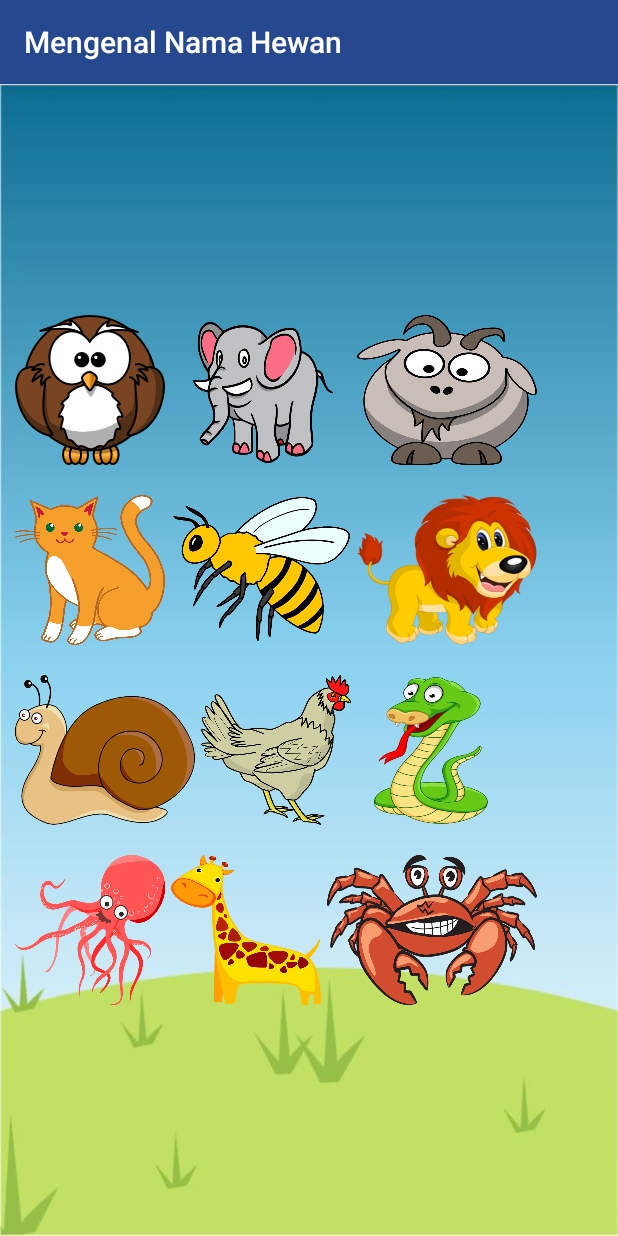
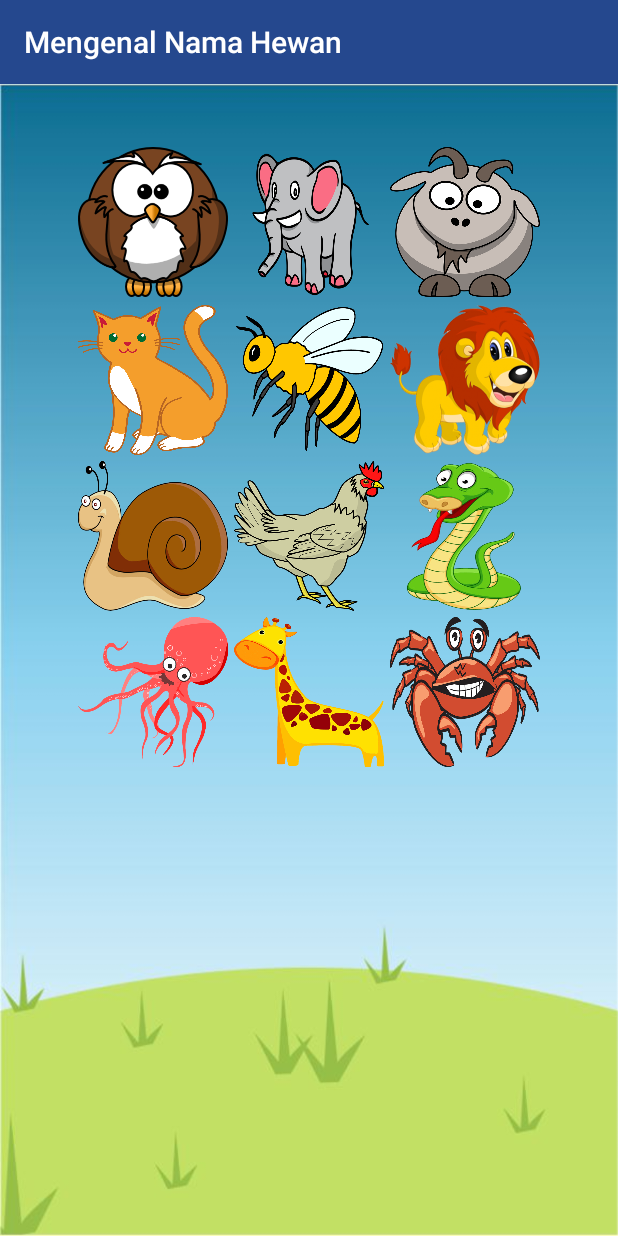
Before and after one commit to BonifasiusWahyu/UAS-15670005, an Android app: the screen it shows after launch (MainActivity), after a tap on an icon or button, on a phone screen of 412 x 824 dp. Run offline under Robolectric (Android 15) with nearby library versions, the phone set to English and light mode, and no system bars.

Commit message:
commit pertama

```diff
--- a/app/src/main/AndroidManifest.xml
+++ b/app/src/main/AndroidManifest.xml
@@ -21,8 +21,11 @@
                 <category android:name="android.intent.category.LAUNCHER" />
             </intent-filter>
         </activity>
-        <activity android:name=".FirstActivity" />
-        <activity android:name=".MainActivity"></activity>
+        <activity
+            android:name=".FirstActivity"
+            android:theme="@style/AppTheme.NoActionBar" />
+        <activity android:name=".MainActivity" />
+        <activity android:name=".MusikActivity"></activity>
     </application>
 
 </manifest>
--- a/app/src/main/java/com/example/boni/boniuts/FirstActivity.java
+++ b/app/src/main/java/com/example/boni/boniuts/FirstActivity.java
@@ -4,12 +4,17 @@ import android.content.Intent;
 import android.support.v7.app.AppCompatActivity;
 import android.os.Bundle;
 import android.view.View;
+import android.view.Window;
+import android.view.WindowManager;
 
 public class FirstActivity extends AppCompatActivity {
 
     @Override
     protected void onCreate(Bundle savedInstanceState) {
         super.onCreate(savedInstanceState);
+        this.requestWindowFeature(Window.FEATURE_NO_TITLE);
+        getWindow().setFlags(WindowManager.LayoutParams.FLAG_FULLSCREEN,
+                WindowManager.LayoutParams.FLAG_FULLSCREEN);
         setContentView(R.layout.activity_first);
     }
 
--- a/app/src/main/res/layout/activity_main.xml
+++ b/app/src/main/res/layout/activity_main.xml
@@ -1,5 +1,5 @@
 <?xml version="1.0" encoding="utf-8"?>
-<ScrollView xmlns:android="http://schemas.android.com/apk/res/android"
+<RelativeLayout xmlns:android="http://schemas.android.com/apk/res/android"
     xmlns:app="http://schemas.android.com/apk/res-auto"
     xmlns:tools="http://schemas.android.com/tools"
     android:layout_width="match_parent"
@@ -9,35 +9,36 @@
 
     <LinearLayout
         android:layout_width="match_parent"
-        android:layout_height="match_parent"
-        android:orientation="vertical"
-        android:layout_gravity="center">
-
-        <LinearLayout
-            android:layout_width="match_parent"
-            android:layout_height="match_parent"
-            android:orientation="horizontal"
-            android:layout_margin="8dp">
+        android:layout_height="wrap_content"
+        android:layout_marginLeft="3dp"
+        android:layout_marginRight="3dp"
+        android:layout_marginBottom="1dp"
+        android:layout_marginTop="40dp"
+        android:gravity="center_horizontal"
+        android:id="@+id/linearLayout">
 
             <Button
                 android:layout_width="100dp"
                 android:layout_height="100dp"
+                android:scaleType="fitCenter"
                 android:id="@+id/burunghantu"
                 android:background="@drawable/burunghantu"
                 android:layout_margin="2dp">
             </Button>
 
             <Button
-                android:layout_width="120dp"
+                android:layout_width="100dp"
                 android:layout_height="100dp"
+                android:scaleType="fitCenter"
                 android:id="@+id/gajah"
                 android:background="@drawable/gajah"
                 android:layout_margin="2dp">
             </Button>
 
             <Button
-                android:layout_width="120dp"
+                android:layout_width="100dp"
                 android:layout_height="100dp"
+                android:scaleType="fitCenter"
                 android:id="@+id/kambing"
                 android:background="@drawable/kambing"
                 android:layout_margin="2dp">
@@ -47,29 +48,37 @@
 
     <LinearLayout
         android:layout_width="match_parent"
-            android:layout_height="match_parent"
-            android:orientation="horizontal"
-            android:layout_margin="8dp">
+        android:layout_height="wrap_content"
+        android:layout_centerVertical="true"
+        android:layout_alignParentLeft="true"
+        android:layout_alignParentStart="true"
+        android:layout_below="@+id/linearLayout"
+        android:id="@+id/linearLayout2"
+        android:gravity="center_horizontal"
+        >
 
             <Button
                 android:layout_width="100dp"
                 android:layout_height="100dp"
+                android:scaleType="fitCenter"
                 android:id="@+id/kucing"
                 android:background="@drawable/kucing"
                 android:layout_margin="2dp">
             </Button>
 
             <Button
-                android:layout_width="120dp"
+                android:layout_width="100dp"
                 android:layout_height="100dp"
+                android:scaleType="fitCenter"
                 android:id="@+id/lebah"
                 android:background="@drawable/lebah"
                 android:layout_margin="2dp">
             </Button>
 
             <Button
-                android:layout_width="120dp"
+                android:layout_width="100dp"
                 android:layout_height="100dp"
+                android:scaleType="fitCenter"
                 android:id="@+id/singa"
                 android:background="@drawable/singa"
                 android:layout_margin="2dp">
@@ -78,14 +87,19 @@
         </LinearLayout>
 
     <LinearLayout
+        android:id="@+id/linearLayout3"
         android:layout_width="match_parent"
-            android:layout_height="match_parent"
-            android:orientation="horizontal"
-            android:layout_margin="8dp">
+        android:layout_height="wrap_content"
+        android:layout_centerVertical="true"
+        android:layout_alignParentLeft="true"
+        android:layout_alignParentStart="true"
+        android:layout_below="@+id/linearLayout2"
+        android:gravity="center_horizontal">
 
             <Button
-                android:layout_width="120dp"
+                android:layout_width="100dp"
                 android:layout_height="100dp"
+                android:scaleType="fitCenter"
                 android:id="@+id/siput"
                 android:background="@drawable/siput"
                 android:layout_margin="2dp">
@@ -94,6 +108,7 @@
             <Button
                 android:layout_width="100dp"
                 android:layout_height="100dp"
+                android:scaleType="fitCenter"
                 android:id="@+id/ayam"
                 android:background="@drawable/ayam"
                 android:layout_margin="2dp">
@@ -102,6 +117,7 @@
             <Button
                 android:layout_width="100dp"
                 android:layout_height="100dp"
+                android:scaleType="fitCenter"
                 android:id="@+id/ular"
                 android:background="@drawable/ular"
                 android:layout_margin="2dp">
@@ -110,14 +126,21 @@
         </LinearLayout>
 
     <LinearLayout
+        android:id="@+id/linearLayout4"
         android:layout_width="match_parent"
-            android:layout_height="match_parent"
-            android:orientation="horizontal"
-            android:layout_margin="8dp">
+        android:layout_height="wrap_content"
+        android:layout_below="@+id/linearLayout3"
+        android:layout_alignParentRight="true"
+        android:layout_alignParentEnd="true"
+        android:layout_centerVertical="true"
+        android:layout_alignParentLeft="true"
+        android:layout_alignParentStart="true"
+        android:gravity="center_horizontal">
 
             <Button
                 android:layout_width="100dp"
                 android:layout_height="100dp"
+                android:scaleType="fitCenter"
                 android:id="@+id/gurita"
                 android:background="@drawable/gurita"
                 android:layout_margin="2dp">
@@ -126,14 +149,16 @@
             <Button
                 android:layout_width="100dp"
                 android:layout_height="100dp"
+                android:scaleType="fitCenter"
                 android:id="@+id/jerapah"
                 android:background="@drawable/jerapah"
                 android:layout_margin="2dp">
             </Button>
 
             <Button
-                android:layout_width="140dp"
+                android:layout_width="100dp"
                 android:layout_height="100dp"
+                android:scaleType="fitCenter"
                 android:id="@+id/kepiting"
                 android:background="@drawable/kepiting"
                 android:layout_margin="2dp">
@@ -141,6 +166,4 @@
 
         </LinearLayout>
 
-    </LinearLayout>
-
-</ScrollView>
+</RelativeLayout>
```
Lines whose indentation alone changed are shown as unchanged.
